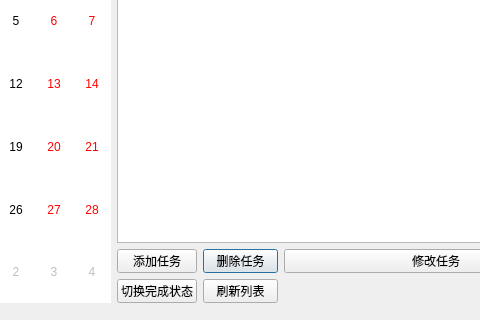
Old version of the form src/MainWindow.ui in the repository jujuboakz/schedule-manager; both pictures show x 206 to 686 and y 171 to 491 of the 809 by 491 pixel window.
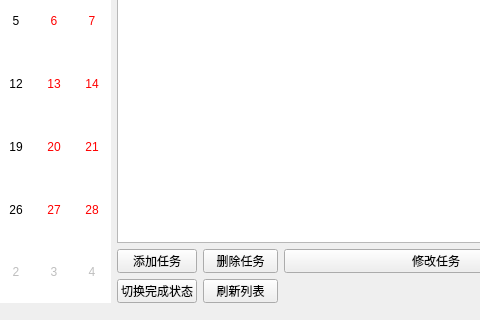
New version of the form.

Commit message: 添加MainWindow崩溃调试信息

The edit to the form file:
```diff
--- a/src/MainWindow.ui
+++ b/src/MainWindow.ui
@@ -1,7 +1,7 @@
 <?xml version="1.0" encoding="UTF-8"?>
 <ui version="4.0">
- <class>Dialog</class>
- <widget class="QDialog" name="Dialog">
+ <class>MainWindow</class>
+ <widget class="QMainWindow" name="MainWindow">
   <property name="geometry">
    <rect>
     <x>0</x>
```
The commit also changes 11 other files.
